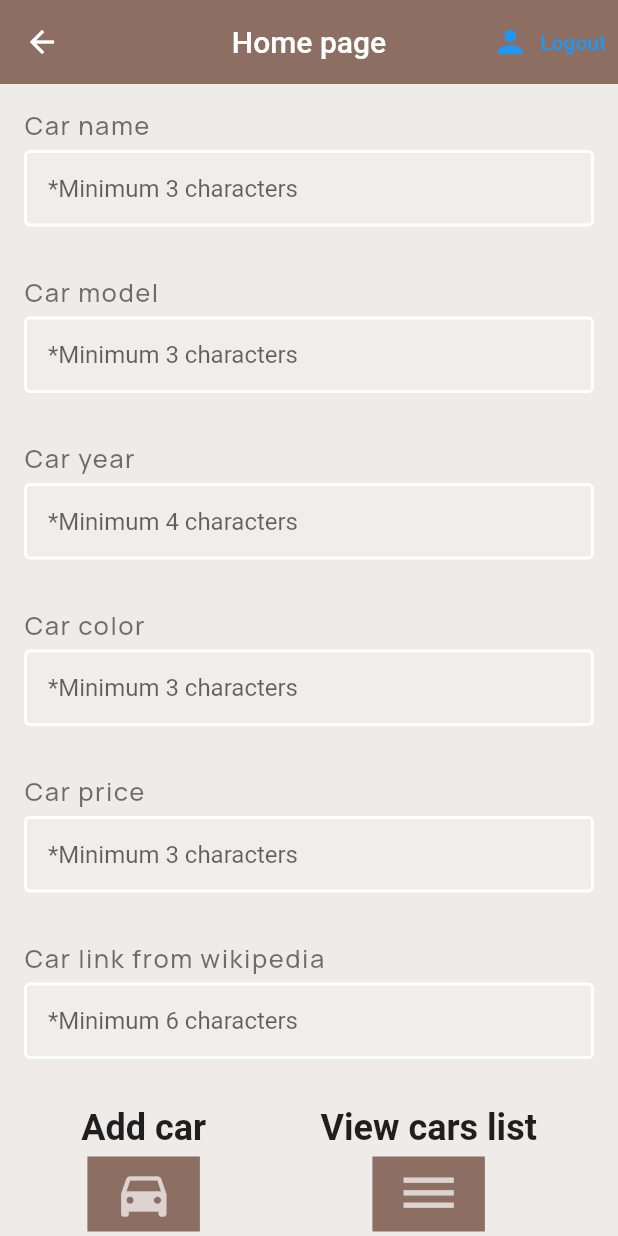
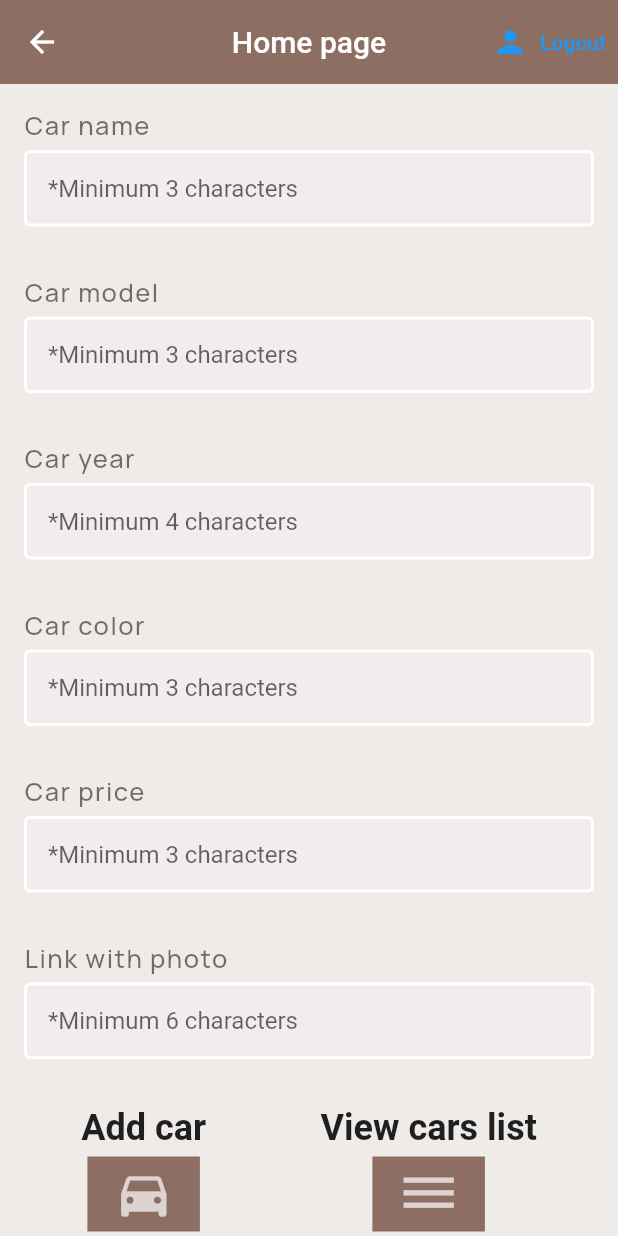
Before and after one commit to dumitrutony03/project_for_13_april, a Flutter app: the Home screen opened directly, on a phone screen of 412 x 824 dp. Run offline on Flutter 3.47's test engine with Material 2 defaults, Android fonts, the light colour scheme and no system bars; our stand-ins replace cloud_firestore, firebase_auth, firebase_core, flutter_spinkit, google_fonts; missing offline and left inert: favorite_button; accounts and stored records are empty.

```diff
--- a/lib/screens/pages/input_cars_from_user.dart
+++ b/lib/screens/pages/input_cars_from_user.dart
@@ -173,7 +173,7 @@ class _InputCarsFromUserState extends State<InputCarsFromUser> {
                     crossAxisAlignment: CrossAxisAlignment.start,
                     children: [
                       Text(
-                        'Car link from wikipedia',
+                        'Link with photo',
                         style: GoogleFonts.manrope(
                           letterSpacing: 1,
                           fontWeight: FontWeight.w500,
```
